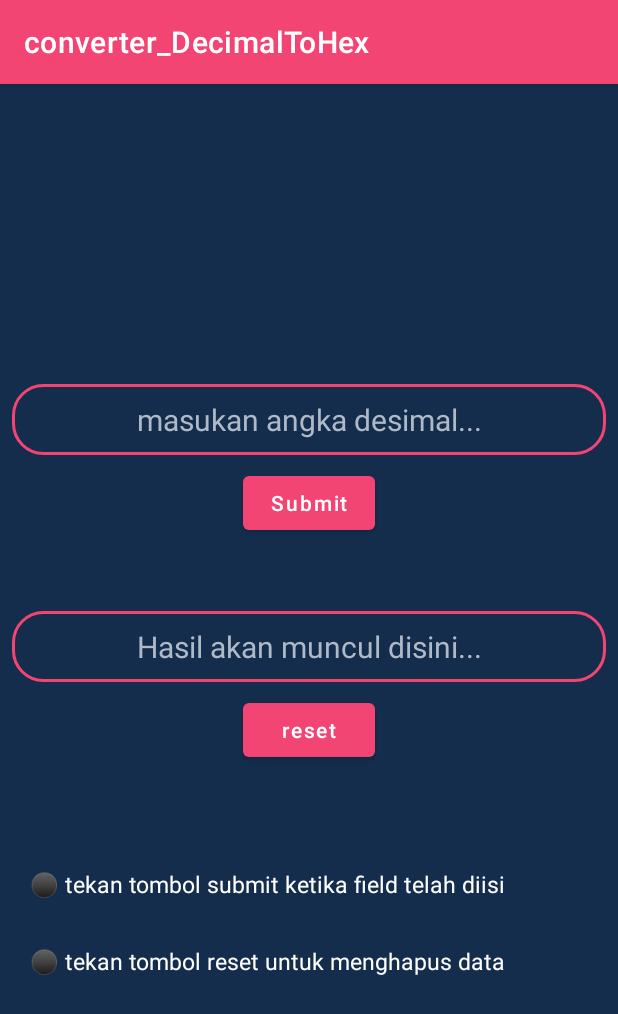
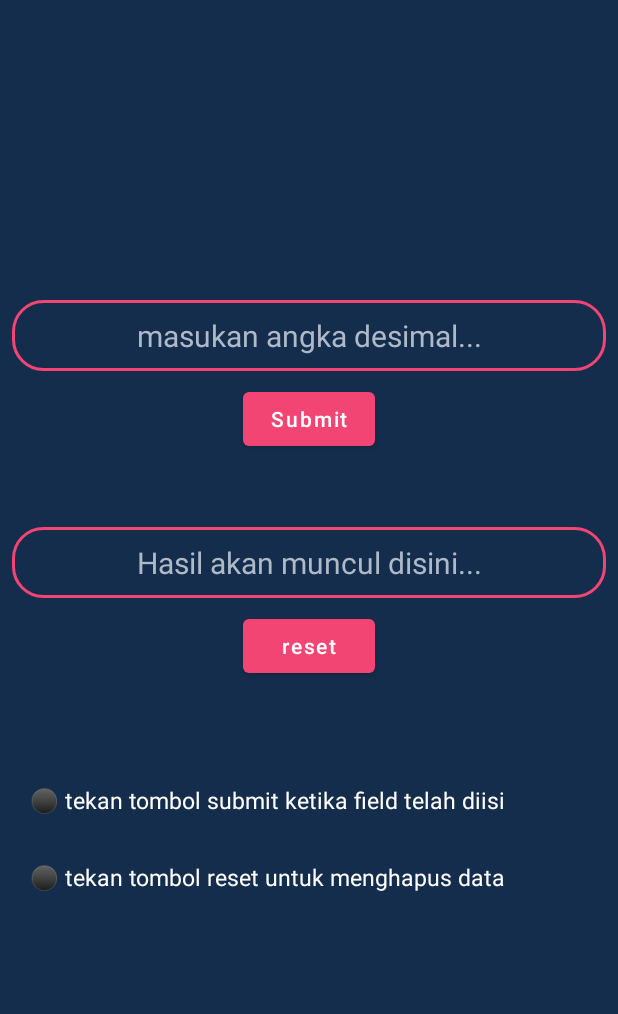
Before and after one commit to gunadermawan/android-converterDecToHex-kotlin, an Android app: the screen it shows after launch (MainActivity), on a phone screen of 412 x 824 dp. Shown: the top 1014 px of the screen. Run offline under Robolectric (Android 15) with nearby library versions, the phone set to English and light mode, and no system bars.

Commit message:
menghilangkan aciton bar aplikasi

```diff
--- a/app/src/main/res/values-night/themes.xml
+++ b/app/src/main/res/values-night/themes.xml
@@ -1,6 +1,6 @@
 <resources xmlns:tools="http://schemas.android.com/tools">
     <!-- Base application theme. -->
-    <style name="Theme.Converter_DecimalToHex" parent="Theme.MaterialComponents.DayNight.DarkActionBar">
+    <style name="Theme.Converter_DecimalToHex" parent="Theme.MaterialComponents.DayNight.NoActionBar">
         <!-- Primary brand color. -->
         <item name="colorPrimary">@color/pink</item>
         <item name="colorPrimaryVariant">@color/blue</item>
--- a/app/src/main/res/values/themes.xml
+++ b/app/src/main/res/values/themes.xml
@@ -1,6 +1,6 @@
 <resources xmlns:tools="http://schemas.android.com/tools">
     <!-- Base application theme. -->
-    <style name="Theme.Converter_DecimalToHex" parent="Theme.MaterialComponents.DayNight.DarkActionBar">
+    <style name="Theme.Converter_DecimalToHex" parent="Theme.MaterialComponents.DayNight.NoActionBar">
         <!-- Primary brand color. -->
         <item name="colorPrimary">@color/pink</item>
         <item name="colorPrimaryVariant">@color/blue</item>
```
